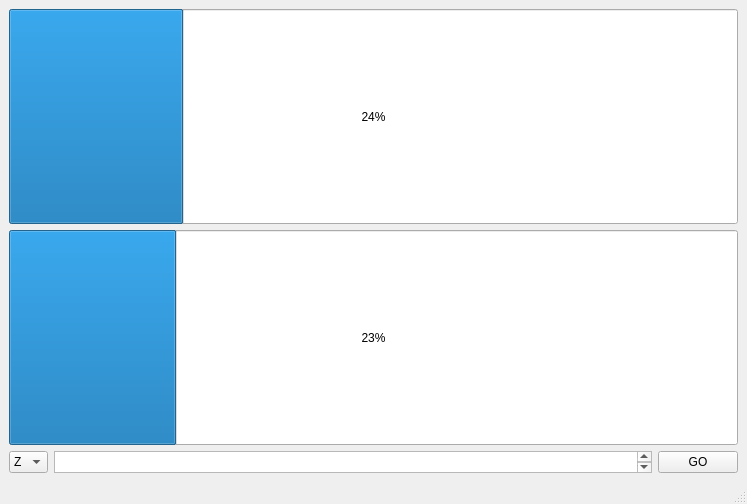
Old version of the form epz.ui in the repository massimovassalli/epz.
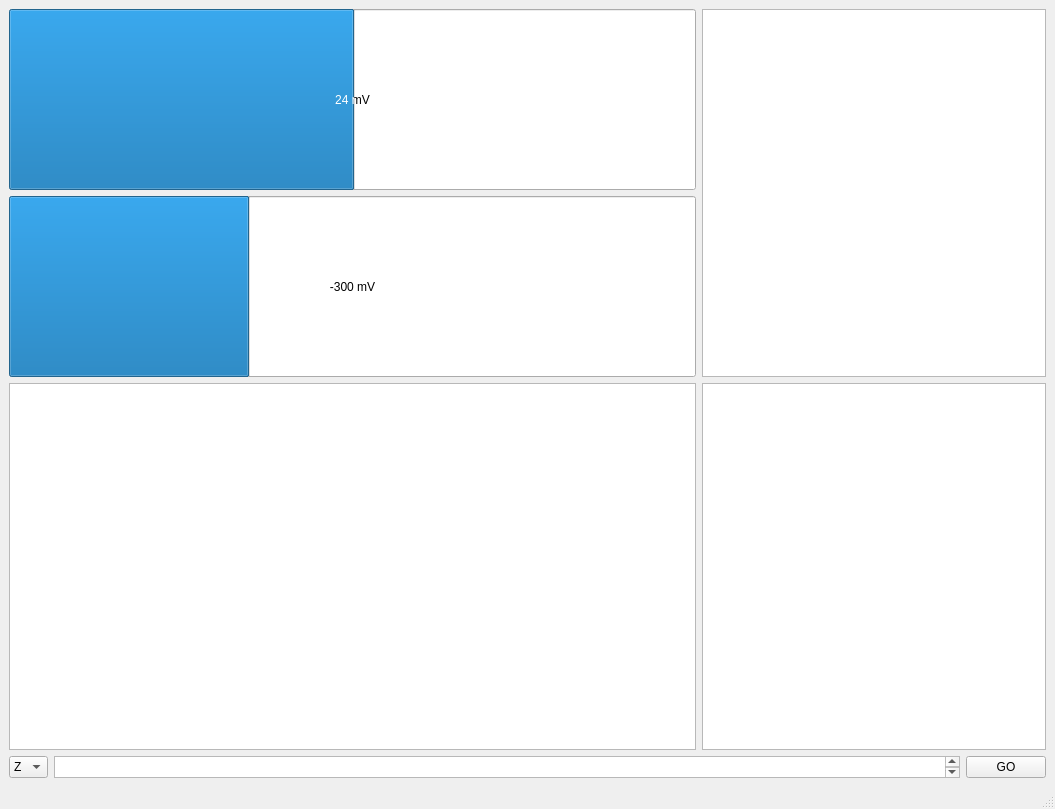
New version of the form. Custom widgets are drawn as their Qt base class.

Commit message: Slim interface first release for Qt4 and Qt5

Patch:
```diff
--- a/epz.ui
+++ b/epz.ui
@@ -6,14 +6,18 @@
    <rect>
     <x>0</x>
     <y>0</y>
-    <width>747</width>
-    <height>504</height>
+    <width>1055</width>
+    <height>809</height>
    </rect>
   </property>
   <property name="windowTitle">
    <string>MainWindow</string>
   </property>
   <widget class="QWidget" name="centralwidget">
+   <layout class="QVBoxLayout" name="verticalLayout_2">
+    <item>
+     <layout class="QHBoxLayout" name="horizontalLayout_2" stretch="2,1">
+      <item>
    <layout class="QVBoxLayout" name="verticalLayout">
     <item>
      <widget class="QProgressBar" name="pro1">
@@ -23,23 +27,74 @@
         <verstretch>0</verstretch>
        </sizepolicy>
       </property>
+          <property name="minimum">
+           <number>-5000</number>
+          </property>
+          <property name="maximum">
+           <number>5000</number>
+          </property>
       <property name="value">
        <number>24</number>
       </property>
+          <property name="textVisible">
+           <bool>true</bool>
+          </property>
+          <property name="invertedAppearance">
+           <bool>false</bool>
+          </property>
+          <property name="textDirection">
+           <enum>QProgressBar::TopToBottom</enum>
+          </property>
+          <property name="format">
+           <string>%v mV</string>
+          </property>
      </widget>
     </item>
     <item>
      <widget class="QProgressBar" name="pro2">
       <property name="sizePolicy">
        <sizepolicy hsizetype="Expanding" vsizetype="MinimumExpanding">
-        <horstretch>0</horstretch>
+            <horstretch>2</horstretch>
         <verstretch>0</verstretch>
        </sizepolicy>
       </property>
+          <property name="minimum">
+           <number>-1000</number>
+          </property>
+          <property name="maximum">
+           <number>1000</number>
+          </property>
       <property name="value">
-       <number>23</number>
-      </property>
-     </widget>
+           <number>-300</number>
+          </property>
+          <property name="format">
+           <string>%v mV</string>
+          </property>
+         </widget>
+        </item>
+       </layout>
+      </item>
+      <item>
+       <widget class="PlotWidget" name="grafomini">
+        <property name="sizePolicy">
+         <sizepolicy hsizetype="Expanding" vsizetype="Expanding">
+          <horstretch>1</horstretch>
+          <verstretch>0</verstretch>
+         </sizepolicy>
+        </property>
+       </widget>
+      </item>
+     </layout>
+    </item>
+    <item>
+     <layout class="QHBoxLayout" name="horizontalLayout_3" stretch="2,1">
+      <item>
+       <widget class="PlotWidget" name="grafo"/>
+      </item>
+      <item>
+       <widget class="PlotWidget" name="grafomaxi"/>
+      </item>
+     </layout>
     </item>
     <item>
      <layout class="QHBoxLayout" name="horizontalLayout">
@@ -131,6 +186,13 @@
   </widget>
   <widget class="QStatusBar" name="statusbar"/>
  </widget>
+ <customwidgets>
+  <customwidget>
+   <class>PlotWidget</class>
+   <extends>QGraphicsView</extends>
+   <header>pyqtgraph</header>
+  </customwidget>
+ </customwidgets>
  <resources/>
  <connections/>
 </ui>
```
Left out of the diff: 2 changed lines with no effect on the pictures. Lines whose indentation alone changed are shown as unchanged. The commit also changes 7 other files.
